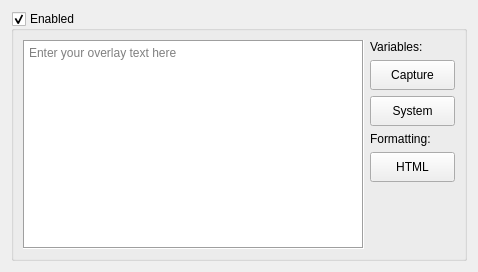
Above: src/display/qt/dialogs/ui/overlay_dialog.ui from mrehkopf/vcs before the change. Below: the same form after it.
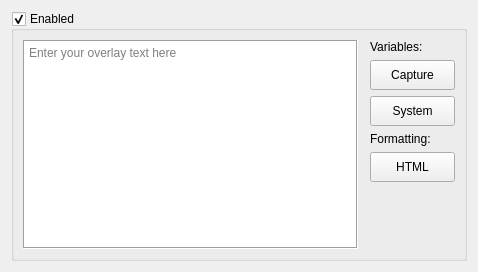
That is the form after the change.

Commit message: GUI: Add upscaler/downscaler menu items to output window

```diff
--- a/src/display/qt/dialogs/ui/overlay_dialog.ui
+++ b/src/display/qt/dialogs/ui/overlay_dialog.ui
@@ -23,6 +23,9 @@
       <bool>true</bool>
      </property>
      <layout class="QHBoxLayout" name="horizontalLayout">
+      <property name="spacing">
+       <number>12</number>
+      </property>
       <item>
        <widget class="QPlainTextEdit" name="plainTextEdit">
         <property name="sizePolicy">
```
The commit also changes 1 other file.
